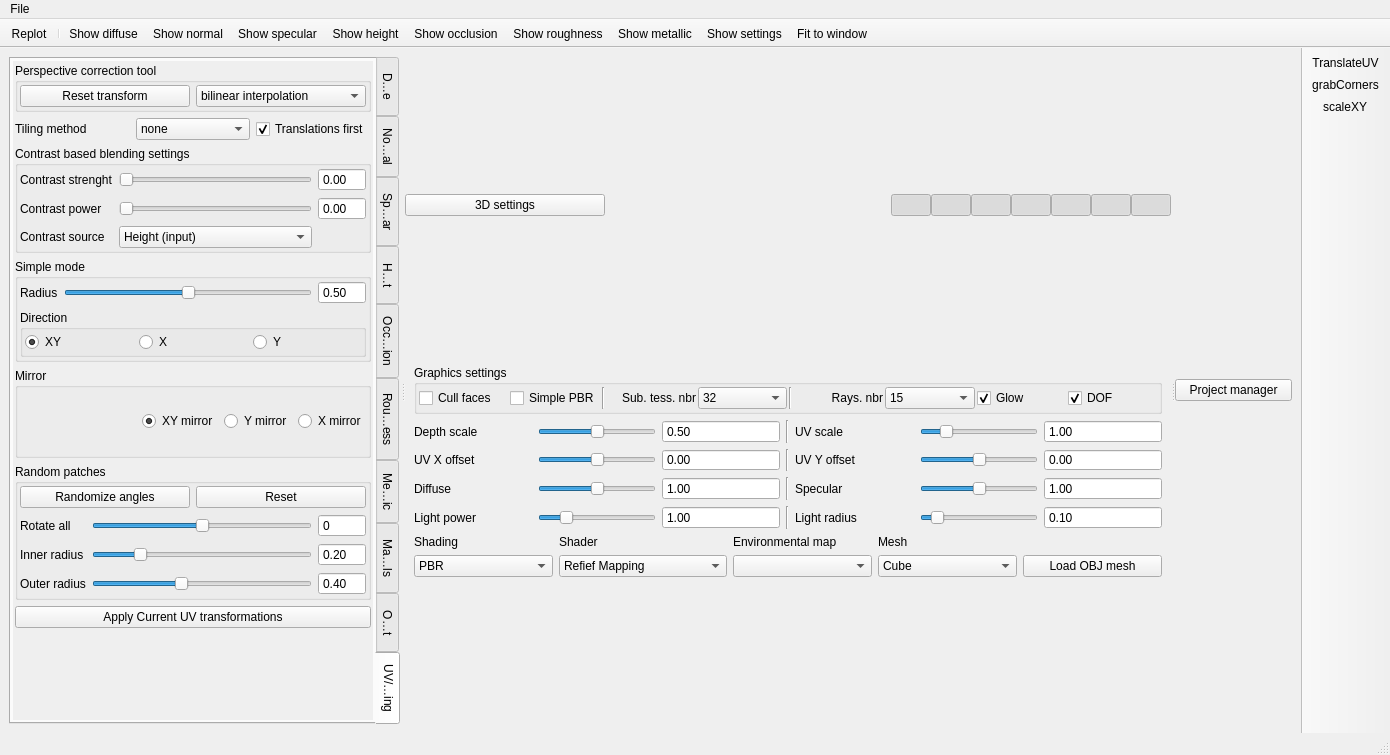
This is Sources/mainwindow.ui in kmkolasinski/AwesomeBump as Qt 5 draws it before an edit. The edited form follows.
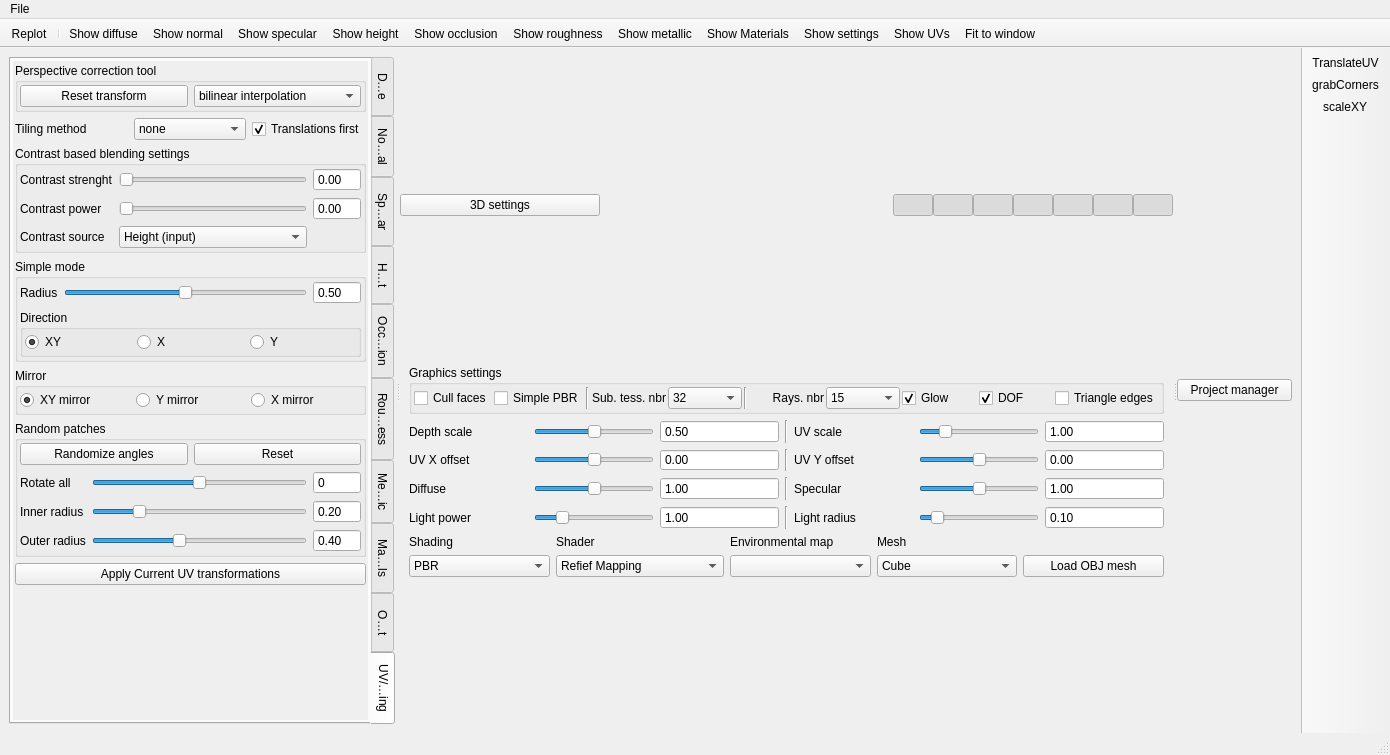
This is the edited form. The open tabs and pages were chosen to show the change. Icons and pictures are not drawn.

What changed in the file:
```diff
--- a/Sources/mainwindow.ui
+++ b/Sources/mainwindow.ui
@@ -2019,7 +2019,7 @@
              <rect>
               <x>0</x>
               <y>0</y>
-              <width>426</width>
+              <width>398</width>
               <height>646</height>
              </rect>
             </property>
@@ -2381,12 +2381,6 @@
                 <property name="bottomMargin">
                  <number>2</number>
                 </property>
-                <item>
-                 <widget class="QStackedWidget" name="stackedWidget">
-                  <widget class="QWidget" name="page"/>
-                  <widget class="QWidget" name="page_2"/>
-                 </widget>
-                </item>
                 <item>
                  <widget class="QRadioButton" name="radioButtonMirrorModeXY">
                   <property name="text">
@@ -2657,7 +2651,7 @@
              </property>
              <property name="iconSize">
               <size>
-               <width>32</width>
+               <width>20</width>
                <height>20</height>
               </size>
              </property>
@@ -3163,6 +3157,13 @@
                    </property>
                   </widget>
                  </item>
+                 <item row="0" column="10">
+                  <widget class="QCheckBox" name="checkBoxShowTriangleEdges">
+                   <property name="text">
+                    <string>Triangle edges</string>
+                   </property>
+                  </widget>
+                 </item>
                 </layout>
                </item>
               </layout>
@@ -3936,7 +3937,9 @@
    <addaction name="actionShowOcclusiontImage"/>
    <addaction name="actionShowRoughnessImage"/>
    <addaction name="actionShowMetallicImage"/>
+   <addaction name="actionShowMaterialsImage"/>
    <addaction name="actionShowSettingsImage"/>
+   <addaction name="actionShowUVsTab"/>
    <addaction name="actionFitToScreen"/>
   </widget>
   <widget class="QToolBar" name="toolBar_2">
@@ -4150,6 +4153,36 @@
     <string>Alt+7</string>
    </property>
   </action>
+  <action name="actionShowMaterialsImage">
+   <property name="icon">
+    <iconset resource="content.qrc">
+     <normaloff>:/resources/showMaterials.png</normaloff>:/resources/showMaterials.png</iconset>
+   </property>
+   <property name="text">
+    <string>Show Materials</string>
+   </property>
+   <property name="toolTip">
+    <string>&lt;html&gt;&lt;head/&gt;&lt;body&gt;&lt;p&gt;Show materials tab (Alt+W)&lt;/p&gt;&lt;/body&gt;&lt;/html&gt;</string>
+   </property>
+   <property name="shortcut">
+    <string>Alt+W</string>
+   </property>
+  </action>
+  <action name="actionShowUVsTab">
+   <property name="icon">
+    <iconset resource="content.qrc">
+     <normaloff>:/resources/showUVs.png</normaloff>:/resources/showUVs.png</iconset>
+   </property>
+   <property name="text">
+    <string>Show UVs</string>
+   </property>
+   <property name="toolTip">
+    <string>&lt;html&gt;&lt;head/&gt;&lt;body&gt;&lt;p&gt;Show materials tab (Alt+E)&lt;/p&gt;&lt;/body&gt;&lt;/html&gt;</string>
+   </property>
+   <property name="shortcut">
+    <string>Alt+E</string>
+   </property>
+  </action>
  </widget>
  <resources>
   <include location="content.qrc"/>
```
Left out of the diff: 103 changed lines with no effect on the pictures.
